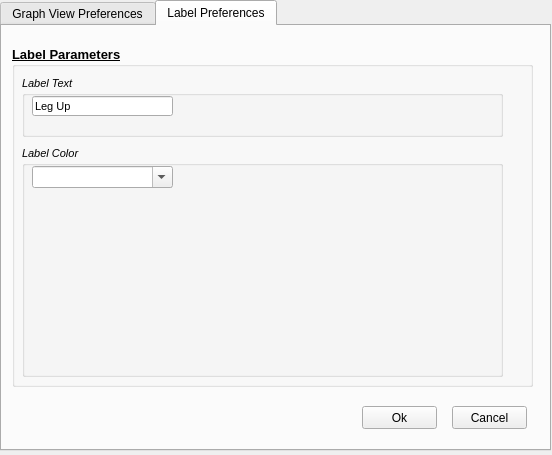
ihl396/emory-plm, file GUI/setupwindow.ui: the form before one commit.
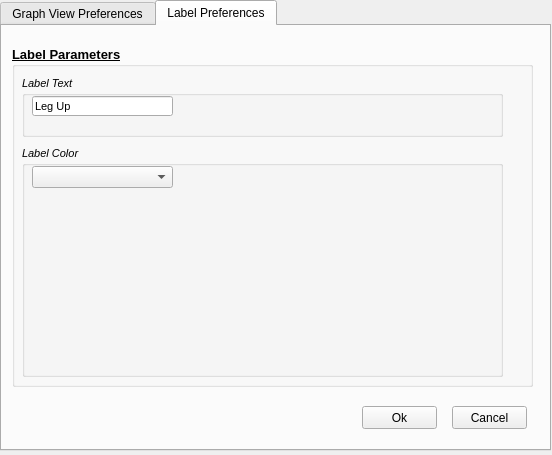
The form after the commit. The open tabs and pages were chosen to show the change.

Commit message: Updated Label Saving and Loading

Diff of the .ui file:
```diff
--- a/GUI/setupwindow.ui
+++ b/GUI/setupwindow.ui
@@ -583,7 +583,7 @@
         </font>
        </property>
        <property name="editable">
-        <bool>true</bool>
+        <bool>false</bool>
        </property>
        <property name="currentText">
         <string/>
```
Left out of the diff: 2 changed lines with no effect on the pictures. The commit also changes 6 other files.
